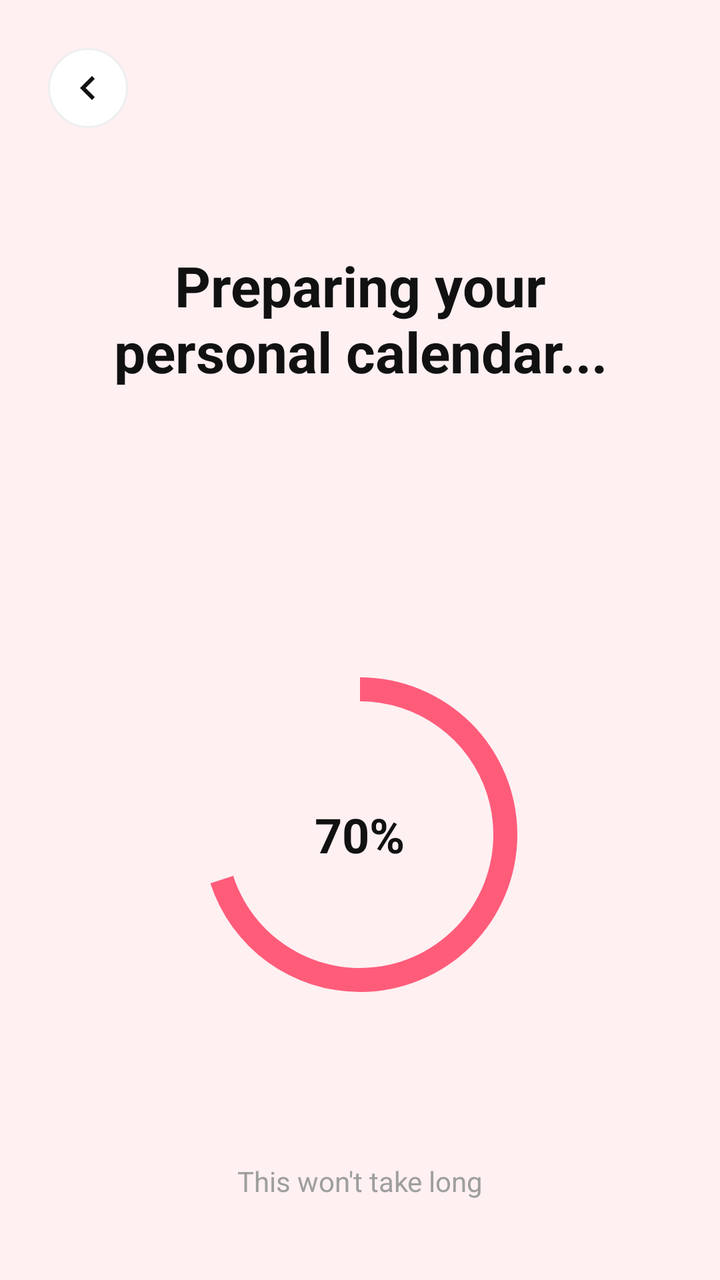
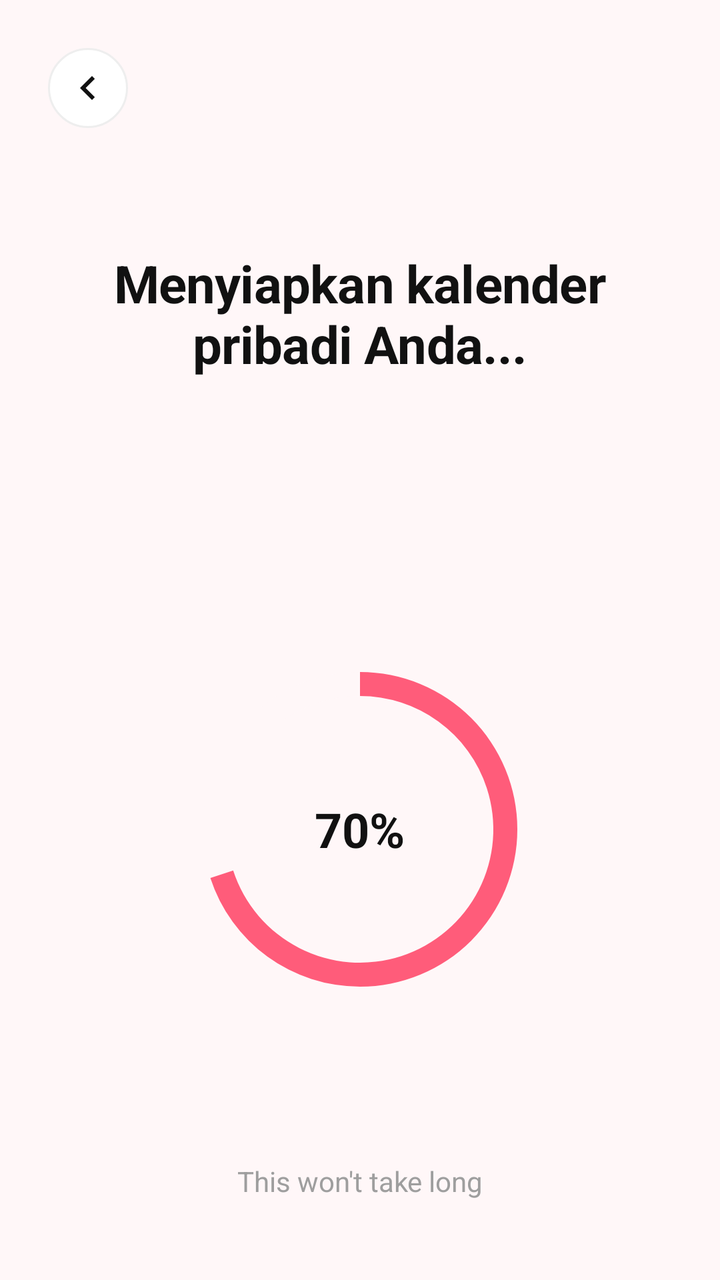

Compare the two renders of this Android layout. The source of the first and the diff that turns it into the second are given below.
<!-- AndroidManifest.xml: application theme Theme.TrackerSiklusMenstruasi -->
<!-- res/layout/activity_loading.xml -->
<?xml version="1.0" encoding="utf-8"?>
<androidx.constraintlayout.widget.ConstraintLayout xmlns:android="http://schemas.android.com/apk/res/android"
    xmlns:app="http://schemas.android.com/apk/res-auto"
    android:layout_width="match_parent"
    android:layout_height="match_parent"
    android:background="@color/pink_soft">

    <ImageButton
        android:id="@+id/btnBack"
        android:layout_width="40dp"
        android:layout_height="40dp"
        android:layout_marginStart="24dp"
        android:layout_marginTop="24dp"
        android:background="@drawable/bg_back_button"
        android:contentDescription="Back"
        android:src="@drawable/ic_back"
        app:layout_constraintStart_toStartOf="parent"
        app:layout_constraintTop_toTopOf="parent" />

    <TextView
        android:id="@+id/tvTitle"
        android:layout_width="wrap_content"
        android:layout_height="wrap_content"
        android:layout_marginTop="60dp"
        android:text="Preparing your\npersonal calendar..."
        android:textAlignment="center"
        android:textColor="@color/black"
        android:textSize="28sp"
        android:textStyle="bold"
        app:layout_constraintEnd_toEndOf="parent"
        app:layout_constraintStart_toStartOf="parent"
        app:layout_constraintTop_toBottomOf="@id/btnBack" />

    <FrameLayout
        android:layout_width="200dp"
        android:layout_height="200dp"
        app:layout_constraintBottom_toBottomOf="parent"
        app:layout_constraintEnd_toEndOf="parent"
        app:layout_constraintStart_toStartOf="parent"
        app:layout_constraintTop_toBottomOf="@id/tvTitle">

        <ProgressBar
            android:id="@+id/progressBar"
            style="?android:attr/progressBarStyleHorizontal"
            android:layout_width="match_parent"
            android:layout_height="match_parent"
            android:indeterminate="false"
            android:max="100"
            android:progress="70"
            android:progressDrawable="@drawable/circular_progress_bar" />

        <TextView
            android:id="@+id/tvProgress"
            android:layout_width="wrap_content"
            android:layout_height="wrap_content"
            android:layout_gravity="center"
            android:text="70%"
            android:textColor="@color/black"
            android:textSize="24sp"
            android:textStyle="bold" />
    </FrameLayout>

    <TextView
        android:layout_width="wrap_content"
        android:layout_height="wrap_content"
        android:layout_marginBottom="40dp"
        android:text="This won't take long"
        android:textColor="@color/gray"
        android:textSize="14sp"
        app:layout_constraintBottom_toBottomOf="parent"
        app:layout_constraintEnd_toEndOf="parent"
        app:layout_constraintStart_toStartOf="parent" />

</androidx.constraintlayout.widget.ConstraintLayout>
<!-- resources referenced by this layout -->
<resources>
  <color name="black">#111111</color>
  <color name="gray">#9E9E9E</color>
  <color name="pink_soft">#FFF0F2</color>
  <!-- drawable bg_back_button (drawable) -->
  <?xml version="1.0" encoding="utf-8"?>
  <shape xmlns:android="http://schemas.android.com/apk/res/android"
      android:shape="oval">
      <solid android:color="@android:color/white" />
      <stroke android:width="1dp" android:color="@color/stroke" />
  </shape>
  <!-- drawable circular_progress_bar (drawable) -->
  <?xml version="1.0" encoding="utf-8"?>
  <layer-list xmlns:android="http://schemas.android.com/apk/res/android">
      <item android:id="@android:id/background">
          <shape
              android:shape="ring"
              android:thickness="12dp"
              android:useLevel="false">
              <solid android:color="@color/pink_soft" />
          </shape>
      </item>
      <item android:id="@android:id/progress">
          <rotate
              android:fromDegrees="270"
              android:toDegrees="270">
              <shape
                  android:shape="ring"
                  android:thickness="12dp"
                  android:useLevel="true">
                  <gradient
                      android:endColor="@color/pink_main"
                      android:startColor="@color/pink_main"
                      android:type="sweep" />
              </shape>
          </rotate>
      </item>
  </layer-list>
  <!-- drawable ic_back (drawable) -->
  <vector xmlns:android="http://schemas.android.com/apk/res/android"
      android:width="24dp"
      android:height="24dp"
      android:viewportWidth="24"
      android:viewportHeight="24">
    <path
        android:fillColor="#111111"
        android:pathData="M15.41,7.41L14,6l-6,6 6,6 1.41,-1.41L10.83,12z"/>
  </vector>
  <style name="Theme.TrackerSiklusMenstruasi" parent="Base.Theme.TrackerSiklusMenstruasi">
          
          <item name="android:editTextColor">@color/pink_main</item>
          <item name="android:textColorPrimary">@color/pink_main</item>
      </style>
  <color name="stroke">#EEEEEE</color>
  <color name="pink_main">#FF5C7A</color>
  <style name="Base.Theme.TrackerSiklusMenstruasi" parent="Theme.Material3.DayNight.NoActionBar">
          
          <item name="colorPrimary">@color/pink_main</item>
          <item name="colorControlNormal">@color/pink_main</item>
      </style>
</resources>

<!-- the commit's change to res/layout/activity_loading.xml (unified diff, before → after) -->
@@ -22,11 +22,12 @@
         android:layout_width="wrap_content"
         android:layout_height="wrap_content"
         android:layout_marginTop="60dp"
-        android:text="Preparing your\npersonal calendar..."
+        android:text="Menyiapkan kalender\npribadi Anda..."
         android:textAlignment="center"
         android:textColor="@color/black"
-        android:textSize="28sp"
+        android:textSize="26sp"
         android:textStyle="bold"
+        android:letterSpacing="-0.01"
         app:layout_constraintEnd_toEndOf="parent"
         app:layout_constraintStart_toStartOf="parent"
         app:layout_constraintTop_toBottomOf="@id/btnBack" />
<!-- resource entries referenced after the edit -->
@@ -2,7 +2,7 @@
 <resources>
   <color name="black">#111111</color>
   <color name="gray">#9E9E9E</color>
-  <color name="pink_soft">#FFF0F2</color>
+  <color name="pink_soft">#FFF7F8</color>
   <!-- drawable bg_back_button (drawable) -->
   <?xml version="1.0" encoding="utf-8"?>
   <shape xmlns:android="http://schemas.android.com/apk/res/android"
@@ -51,6 +51,10 @@
           
           <item name="android:editTextColor">@color/pink_main</item>
           <item name="android:textColorPrimary">@color/pink_main</item>
+          <item name="android:navigationBarColor">@android:color/transparent</item>
+          <item name="android:windowTranslucentNavigation">true</item>
+          <item name="android:statusBarColor">@android:color/transparent</item>
+          <item name="android:windowLightStatusBar">true</item>
       </style>
   <color name="stroke">#EEEEEE</color>
   <color name="pink_main">#FF5C7A</color>
